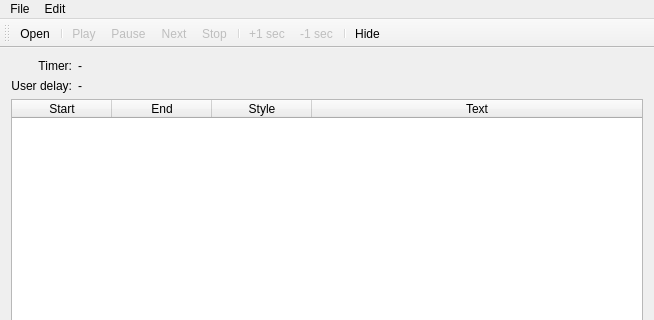
Qt form mainwindow.ui (Subtivals/subtivals) before a commit; both pictures show x 0 to 654 and y 0 to 320 of the 654 by 500 pixel window.
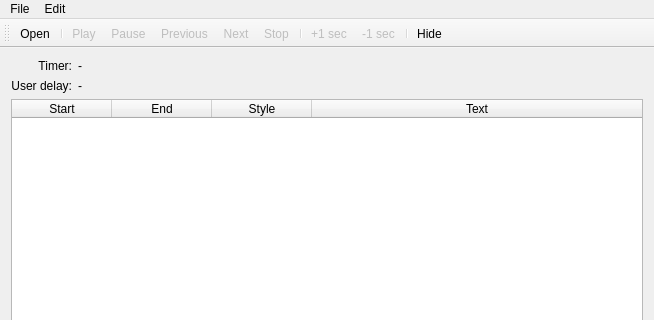
The same form after that commit.

Commit message: Add previous button (Fixes #19)

```diff
--- a/mainwindow.ui
+++ b/mainwindow.ui
@@ -146,6 +146,7 @@
    <addaction name="separator"/>
    <addaction name="actionPlay"/>
    <addaction name="actionPause"/>
+   <addaction name="actionPrevious"/>
    <addaction name="actionNext"/>
    <addaction name="actionStop"/>
    <addaction name="separator"/>
@@ -235,6 +236,17 @@
     <string>H</string>
    </property>
   </action>
+  <action name="actionPrevious">
+   <property name="enabled">
+    <bool>false</bool>
+   </property>
+   <property name="text">
+    <string>Previous</string>
+   </property>
+   <property name="toolTip">
+    <string>Previous</string>
+   </property>
+  </action>
  </widget>
  <layoutdefault spacing="6" margin="11"/>
  <resources/>
```
Left out of the diff: 17 changed lines with no effect on the pictures. The commit also changes 2 other files.
